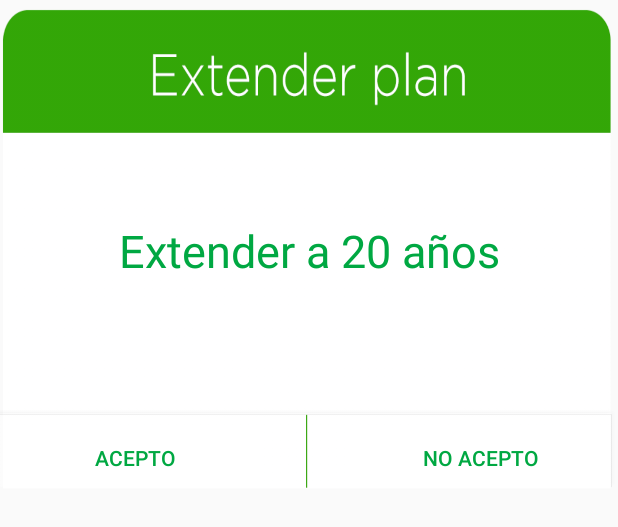
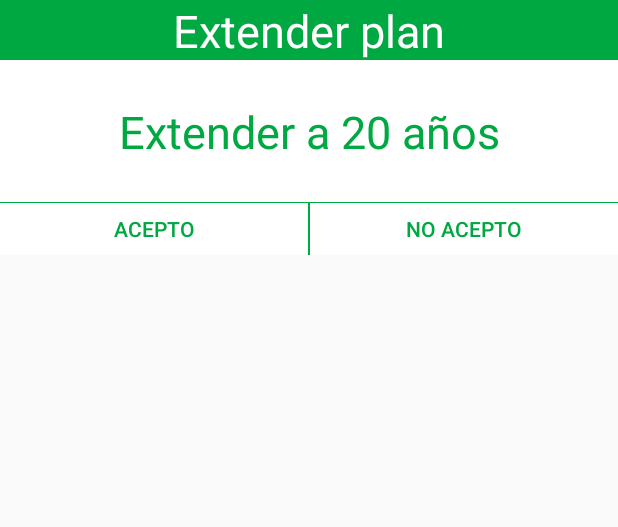
Before and after one commit to luischaparroc/remember_app, an Android app: the layout alert1.xml on its own in the app's theme, with its tools: preview values and no code run, on a phone screen of 412 x 824 dp. Shown: the top 527 px of the screen. Run offline under Robolectric (Android 15) with nearby library versions, the phone set to English and light mode, and no system bars.

Commit message:
[Feature]: adding RD to Alert Dialog

```diff
--- /dev/null
+++ b/app/src/main/res/drawable/borderline2.xml
@@ -0,0 +1,19 @@
+<?xml version="1.0" encoding="utf-8"?>
+<layer-list xmlns:android="http://schemas.android.com/apk/res/android" >
+    <item>
+        <shape
+            android:shape="rectangle">
+            <stroke android:width="1dp" android:color="#00A842" />
+            <solid android:color="#FFF" />
+
+        </shape>
+    </item>
+
+    <item android:left="1dp" android:top="1dp">
+        <shape
+            android:shape="rectangle">
+            <solid android:color="#FFF" />
+        </shape>
+    </item>
+
+</layer-list>
--- /dev/null
+++ b/app/src/main/res/drawable/borderline3.xml
@@ -0,0 +1,19 @@
+<?xml version="1.0" encoding="utf-8"?>
+<layer-list xmlns:android="http://schemas.android.com/apk/res/android" >
+    <item>
+        <shape
+            android:shape="rectangle">
+            <stroke android:width="1dp" android:color="#00A842" />
+            <solid android:color="#FFF" />
+
+        </shape>
+    </item>
+
+    <item android:right="1dp" android:top="1dp">
+        <shape
+            android:shape="rectangle">
+            <solid android:color="#FFF" />
+        </shape>
+    </item>
+
+</layer-list>
--- a/app/src/main/res/layout/alert1.xml
+++ b/app/src/main/res/layout/alert1.xml
@@ -3,45 +3,81 @@
     xmlns:app="http://schemas.android.com/apk/res-auto"
     xmlns:tools="http://schemas.android.com/tools"
     android:layout_width="match_parent"
-    android:layout_height="500px"
-    android:background="@drawable/notification">
+    android:layout_height="170dp"
+    android:background="@color/common_google_signin_btn_text_dark_default">
+
+    <androidx.constraintlayout.widget.ConstraintLayout
+        android:id="@+id/constraintLayout7"
+        android:layout_width="match_parent"
+        android:layout_height="40dp"
+        android:background="#00A842"
+        app:layout_constraintEnd_toEndOf="parent"
+        app:layout_constraintStart_toStartOf="parent"
+        app:layout_constraintTop_toTopOf="parent">
+
+        <TextView
+            android:id="@+id/textView"
+            android:layout_width="wrap_content"
+            android:layout_height="wrap_content"
+            android:layout_marginTop="8dp"
+            android:layout_marginBottom="8dp"
+            android:clickable="false"
+            android:gravity="center"
+            android:text="@string/alert_title"
+            android:textColor="@color/common_google_signin_btn_text_dark_default"
+            android:textSize="30sp"
+            app:layout_constraintBottom_toBottomOf="parent"
+            app:layout_constraintEnd_toEndOf="parent"
+            app:layout_constraintHorizontal_bias="0.5"
+            app:layout_constraintStart_toStartOf="parent"
+            app:layout_constraintTop_toTopOf="parent"
+            app:layout_constraintVertical_bias="0.5" />
+
+    </androidx.constraintlayout.widget.ConstraintLayout>
 
     <TextView
         android:id="@+id/text_plan"
         android:layout_width="wrap_content"
         android:layout_height="wrap_content"
+        android:layout_marginTop="8dp"
+        android:layout_marginBottom="8dp"
         android:gravity="center"
         android:text="Extender a 20 años"
         android:textColor="@color/colorAccent"
         android:textSize="30sp"
-        app:layout_constraintBottom_toBottomOf="parent"
+        app:layout_constraintBottom_toTopOf="@+id/linearLayout"
         app:layout_constraintEnd_toEndOf="parent"
         app:layout_constraintStart_toStartOf="parent"
-        app:layout_constraintTop_toTopOf="parent" />
+        app:layout_constraintTop_toBottomOf="@+id/constraintLayout7" />
+
+    <LinearLayout
+        android:id="@+id/linearLayout"
+        android:layout_width="match_parent"
+        android:layout_height="wrap_content"
+        android:layout_weight="1"
+        android:orientation="horizontal"
+        android:weightSum="2"
+        app:layout_constraintBottom_toBottomOf="parent">
 
         <Button
             android:id="@+id/button_accept"
             style="?android:attr/borderlessButtonStyle"
-        android:layout_width="172dp"
-        android:layout_height="60px"
-        android:layout_marginStart="4dp"
-        android:layout_marginBottom="8dp"
-        android:background="@color/white"
-        android:text="ACEPTO"
-        android:textColor="@color/colorAccent"
-        app:layout_constraintBottom_toBottomOf="parent"
-        app:layout_constraintStart_toStartOf="parent" />
+            android:layout_width="match_parent"
+            android:layout_height="35dp"
+            android:layout_weight="1"
+            android:background="@drawable/borderline3"
+            android:text="@string/alert_option_1"
+            android:textColor="@color/colorAccent" />
 
         <Button
             android:id="@+id/button_no_accept"
             style="?android:attr/borderlessButtonStyle"
-        android:layout_width="172dp"
-        android:layout_height="60px"
-        android:layout_marginEnd="6dp"
-        android:layout_marginBottom="8dp"
-        android:background="@color/white"
-        android:text="NO ACEPTO"
-        android:textColor="@color/colorAccent"
-        app:layout_constraintBottom_toBottomOf="parent"
-        app:layout_constraintEnd_toEndOf="parent" />
+            android:layout_width="match_parent"
+            android:layout_height="35dp"
+            android:layout_weight="1"
+            android:background="@drawable/borderline2"
+            android:text="@string/alert_option_2"
+            android:textColor="@color/colorAccent" />
+    </LinearLayout>
+
 </androidx.constraintlayout.widget.ConstraintLayout>
--- a/app/src/main/res/values/strings.xml
+++ b/app/src/main/res/values/strings.xml
@@ -25,4 +25,7 @@
     <string name="notifications_title">Notifications</string>
     <string name="button_notifications_1">Extender a 20 años</string>
     <string name="button_notifications_2">Extender a PLAN ALWAYS</string>
+    <string name="alert_title">Extender plan</string>
+    <string name="alert_option_1">ACEPTO</string>
+    <string name="alert_option_2">NO ACEPTO</string>
 </resources>
```
Also changed, not shown: app/src/main/res/drawable/borderline.xml (indentation only). Lines whose indentation alone changed are shown as unchanged.
